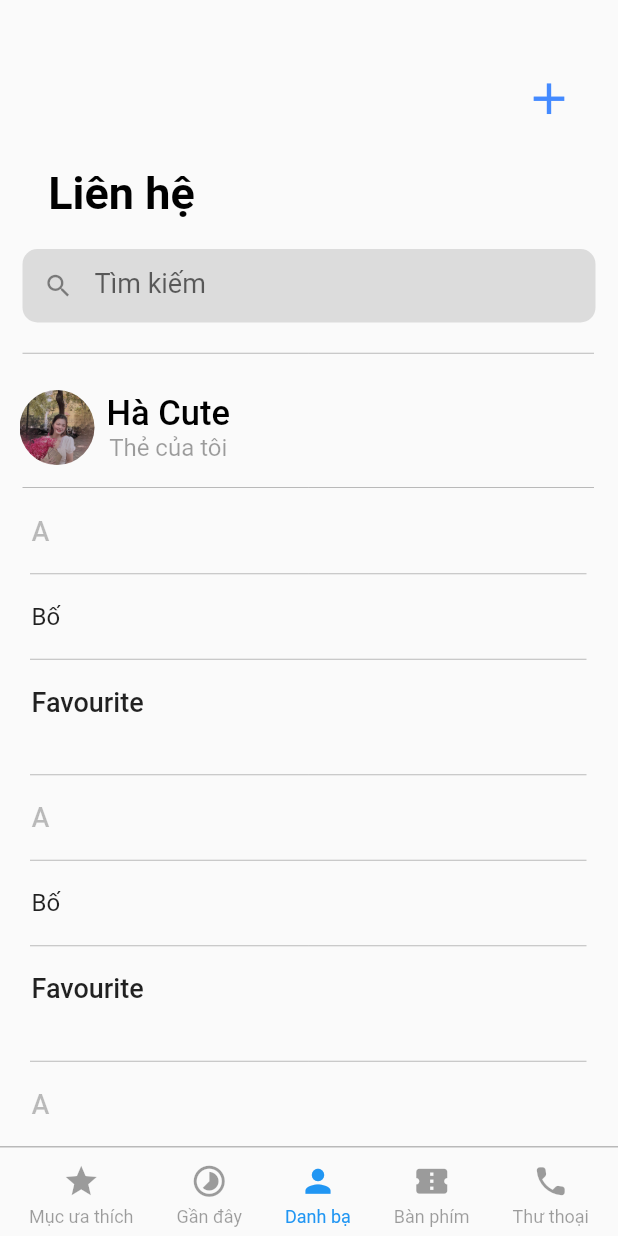
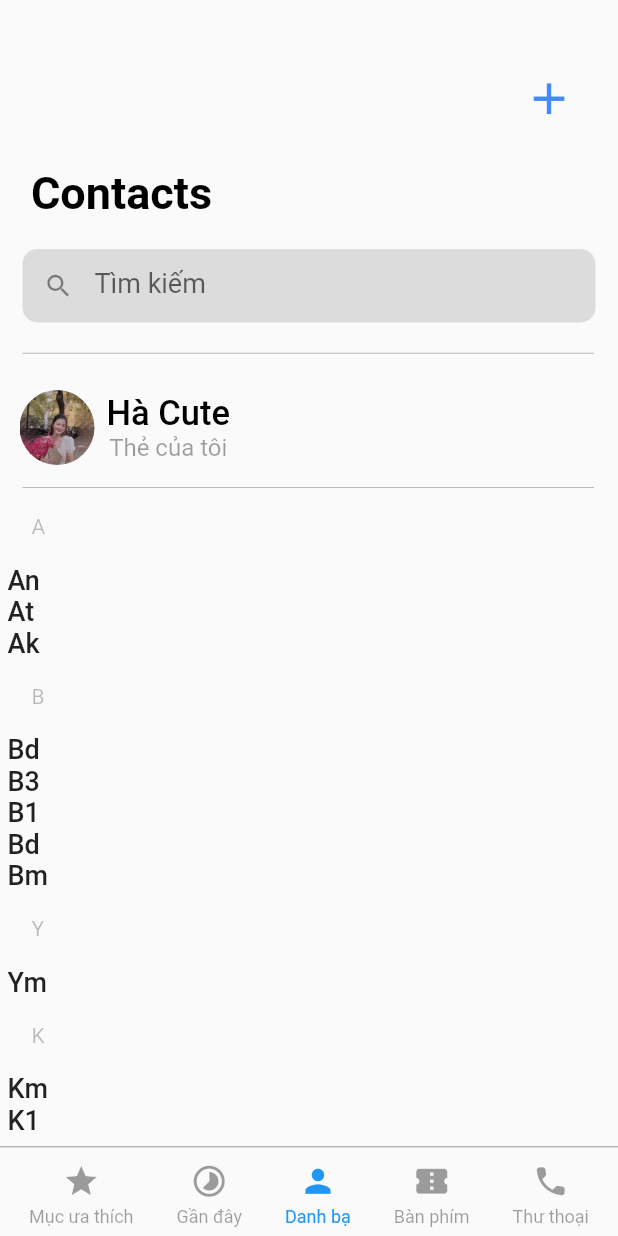
Before and after one commit to Ha1972000/listphone, a Flutter app: the screen it shows after launch, on a phone screen of 412 x 824 dp. Run offline on Flutter 3.47's test engine with Material 2 defaults, Android fonts, the phone set to English and light mode, and no system bars; drawn by our look-alikes of sticky_headers; our stand-ins replace easy_localization, permission_handler; Roboto replaces fonts that are missing (Arial).

Commit message:
First reviewing

```diff
--- /dev/null
+++ b/assets/translations/en-US.json
@@ -0,0 +1,3 @@
+{
+  "contact":"Contacts"
+}
--- /dev/null
+++ b/assets/translations/vi-VI.json
@@ -0,0 +1,3 @@
+{
+  "contact":"Liên hệ"
+}
--- a/lib/model/Contact.dart
+++ b/lib/model/contact.dart
@@ -1,7 +1,7 @@
 class Contact {
   String name;
   String phoneNum;
-  String group;
+  String? group;
 
   Contact(this.name, this.phoneNum, this.group);
 }
--- a/lib/view/homescreen.dart
+++ b/lib/view/home_screen.dart
@@ -1,6 +1,9 @@
+import 'package:easy_localization/easy_localization.dart';
 import 'package:flutter/material.dart';
-import 'package:listphone/model/Contact.dart';
+import 'package:listphone/model/contact.dart';
 import 'package:listphone/view/second.dart';
+import 'package:sticky_headers/sticky_headers.dart';
+import '../view_model/home_screen_viewmodel.dart';
 
 class homeScreen extends StatefulWidget {
   const homeScreen({super.key, required String title});
@@ -10,60 +13,20 @@ class homeScreen extends StatefulWidget {
 }
 
 class _homeScreenState extends State<homeScreen> {
+  HomeScreenViewModel homeScreenViewModel = HomeScreenViewModel();
+
   @override
-  final List<Contact> contacts = [
-    // Contact('Anh', 'Ali'),
-    // Contact('Bố ', 'Bà'),
-    // Contact('Chang', 'Chiến'),
-    // Contact('Dung', 'Dũng'),
-    // Contact('Em', 'Én'),
-    Contact('An', '013456789', "Favourite"),
-    Contact('At', '013456789', "Favourite"),
-    Contact('Ak', '013456789', "Favourite"),
-    Contact('Bd', '013456789', "Favourite"),
-    Contact('B3', '013456789', "Favourite"),
-    Contact('B1', '013456789', "Favourite"),
-    Contact('Bd', '013456789', "Favourite"),
-    Contact('Bm', '013456789', "Favourite"),
-    Contact('Ym', '013456789', "Favourite"),
-    Contact('Km', '013456789', "Favourite"),
-    Contact('K1', '013456789', "Favourite"),
-    Contact('Km', '013456789', "Favourite"),
-  ];
-
-  //   ItemModel("A", "Anh"),
-  //   ItemModel("B", "Bố Hải"),
-  //   ItemModel("", "Bà"),
-  //   ItemModel("C", "Cu Hùng"),
-  //   ItemModel("M", "Mẹ"),
-  //   ItemModel("", "My"),
-  //   ItemModel("L", "Linh"),
-  //   ItemModel("L", "Linh"),
-  //   ItemModel("V", "Vân"),
-  // ];
-
-  List<Contact> filteredContacts = [];
-
   void initState() {
+    setInitationVariable();
     super.initState();
-    filteredContacts = contacts;
   }
 
-  void filterContacts(String query) {
-    setState(() {
-      filteredContacts = contacts
-          .where((contact) =>
-              contact.name.toLowerCase().contains(query.toLowerCase()))
-          .toList();
-    });
+  void setInitationVariable() {
+    homeScreenViewModel.filteredContacts = homeScreenViewModel.contacts;
   }
 
   @override
   Widget build(BuildContext context) {
-    contacts.sort((a, b) => a.name.compareTo(b.name));
-
-    // double topPadding = MediaQuery.of(context).padding.top;
-
     return Scaffold(
       body: Padding(
         padding: const EdgeInsets.all(5.0),
@@ -79,19 +42,33 @@ class _homeScreenState extends State<homeScreen> {
               color: Colors.blueAccent,
             ),
           ),
-          Padding(
-            padding: EdgeInsets.only(right: 250, top: 10, bottom: 10),
-            child: Text("Liên hệ",
-                style: TextStyle(
-                    color: Colors.black,
-                    fontSize: 30,
-                    fontWeight: FontWeight.w700)),
+          InkWell(
+            onTap: () {
+              context.setLocale(Locale('en', 'US'));
+              // context.resetLocale();
+              setState(() {});
+            },
+            onDoubleTap: () {
+              context.setLocale(Locale('vi', 'VI'));
+              // context.resetLocale();
+              setState(() {});
+            },
+            child: Padding(
+              padding: EdgeInsets.only(right: 250, top: 10, bottom: 10),
+              child: Text("contact",
+                  style: TextStyle(
+                      color: Colors.black,
+                      fontSize: 30,
+                      fontWeight: FontWeight.w700)).tr(),
+            ),
           ),
           Padding(
             padding: const EdgeInsets.all(10.0),
             child: TextField(
               onChanged: (query) {
-                filterContacts(query);
+                setState(() {
+                  homeScreenViewModel.updateListContact(query);
+                });
               },
               style: TextStyle(
                 fontFamily: 'Arial',
@@ -111,7 +88,7 @@ class _homeScreenState extends State<homeScreen> {
                 //     OutlineInputBorder(borderRadius: BorderRadius.circular(15)),
                 labelText: 'Tìm kiếm',
 
-                prefixIcon: Icon(Icons.search,size: 20),
+                prefixIcon: Icon(Icons.search, size: 20),
               ),
             ),
           ),
@@ -158,26 +135,24 @@ class _homeScreenState extends State<homeScreen> {
               ],
             ),
           ),
-
           Padding(
-            padding:
-                const EdgeInsets.only(left: 10, right: 10),
-            child:Divider(
+            padding: const EdgeInsets.only(left: 10, right: 10),
+            child: Divider(
               // Đường kẻ ngang
               endIndent: 1,
               height: 2.0,
               color: Colors.black26,
             ),
           ),
-          Expanded(
+          /*Expanded(
             child: ListView.builder(
-              itemCount: contacts.length,
+              itemCount: homeScreenViewModel.filteredContacts.length,
               itemBuilder: (context, index) {
                 // Contact currentContact = contacts[index];
-                final item = filteredContacts[index];
+                final item = homeScreenViewModel.filteredContacts[index];
 
                 Contact? previousContact =
-                    index > 0 ? contacts[index - 1] : null;
+                    index > 0 ? homeScreenViewModel.filteredContacts[index - 1] : null;
 
                 // Check if the current contact's name starts with a different letter
                 bool isDifferentLetter = previousContact != null &&
@@ -218,14 +193,6 @@ class _homeScreenState extends State<homeScreen> {
                       );
                     },
                   ),
-                //   ListTile(
-                //
-                //
-                //     title: Text(item.name, style: TextStyle(
-                // fontSize: 18, fontWeight: FontWeight.w500),
-                // ),
-                //
-                //   ),
                   Padding(
                     padding: const EdgeInsets.only(right: 15,left: 15,),
                     child: Divider(
@@ -236,7 +203,7 @@ class _homeScreenState extends State<homeScreen> {
                     ),
                   ),
                   ListTile(
-                    title: Text(item.group,style: TextStyle(
+                    title: Text(item.group.toString(),style: TextStyle(
                         fontSize: 18, fontWeight: FontWeight.w500),),
                   ),
                   Padding(
@@ -248,27 +215,23 @@ class _homeScreenState extends State<homeScreen> {
                       color: Colors.black26,
                     ),
                   ),
-                  // final item = filteredContacts[index];
-                  // return Column(children: <Widget>[
-                  //   ListTile(
-                  //     title: Padding(
-                  //       padding: const EdgeInsets.all(0.0),
-                  //       child: Text(item.name,
-                  //           style: TextStyle(
-                  //               color: Colors.black26,
-                  //               fontWeight: FontWeight.w700)),
-                  //     ),
-                  //     subtitle: Text(item.adress,
-                  //         style: TextStyle(
-                  //             color: Colors.black,
-                  //             fontSize: 18,
-                  //             fontWeight: FontWeight.w700)),
-                  //   ),
-
                 ]);
               },
             ),
-          ),
+          ),*/
+          Expanded(
+              child: ListView.builder(
+                  itemCount: homeScreenViewModel.filteredContacts.length,
+                  itemBuilder: (context, index) {
+                    return StickyHeader(
+                      header: getItemIcon(index),
+                      content: Text(
+                        homeScreenViewModel.filteredContacts[index].name,
+                        style: const TextStyle(
+                            fontSize: 18, fontWeight: FontWeight.w500),
+                      ),
+                    );
+                  }))
         ]),
       ),
       bottomNavigationBar: Container(
@@ -395,4 +358,29 @@ class _homeScreenState extends State<homeScreen> {
       ),
     );
   }
+
+  Widget getItemIcon(index) {
+    //TODO:Change UI of this
+    return (index == 0 ||
+            homeScreenViewModel.filteredContacts[index].name[0] !=
+                homeScreenViewModel.filteredContacts[index - 1].name[0])
+        ? Container(
+            height: 50.0,
+            padding: EdgeInsets.symmetric(horizontal: 16.0),
+            alignment: Alignment.centerLeft,
+            child: Text(
+              homeScreenViewModel.filteredContacts[index].name[0],
+              style: const TextStyle(color: Colors.black26),
+            ),
+          )
+        : Container(
+            height: 0.0,
+            padding: EdgeInsets.symmetric(horizontal: 16.0),
+            alignment: Alignment.centerLeft,
+            child: Text(
+              'Header #$index',
+              style: const TextStyle(color: Colors.black26),
+            ),
+          );
+  }
 }
--- /dev/null
+++ b/lib/view_model/base_viewmodel.dart
@@ -0,0 +1,5 @@
+import 'package:flutter/foundation.dart';
+
+class BaseViewModel extends ChangeNotifier {
+  // Add common properties and methods that you want to share across ViewModels here.
+}
--- /dev/null
+++ b/lib/view_model/home_screen_viewmodel.dart
@@ -0,0 +1,35 @@
+import 'package:flutter/foundation.dart';
+import '../model/contact.dart';
+import 'base_viewmodel.dart'; // Import the base ViewModel
+
+class HomeScreenViewModel extends BaseViewModel {
+  // Add properties specific to this ViewModel.
+
+  String _data = "Initial Data";
+  String get data => _data;
+
+  final List<Contact> contacts = [
+    Contact('An', '013456789', "Favourite"),
+    Contact('At', '013456789', null),
+    Contact('Ak', '013456789', null),
+    Contact('Bd', '013456789', null),
+    Contact('B3', '013456789', null),
+    Contact('B1', '013456789', null),
+    Contact('Bd', '013456789', null),
+    Contact('Bm', '013456789', null),
+    Contact('Ym', '013456789', null),
+    Contact('Km', '013456789', null),
+    Contact('K1', '013456789', "Favourite"),
+    Contact('Km', '013456789', null),
+  ];
+  List<Contact> filteredContacts = [];
+
+  // Example method to update data in the ViewModel.
+  void updateListContact(String input) {
+    filteredContacts = contacts
+        .where((contact) =>
+        contact.name.toLowerCase().contains(input.toLowerCase())).cast<Contact>()
+        .toList();
+    notifyListeners(); // Notify listeners of changes to update the UI.
+  }
+}
--- a/pubspec.yaml
+++ b/pubspec.yaml
@@ -36,6 +36,7 @@ dependencies:
   # The following adds the Cupertino Icons font to your application.
   # Use with the CupertinoIcons class for iOS style icons.
   cupertino_icons: ^1.0.2
+  easy_localization: ^3.0.3
 
 dev_dependencies:
   flutter_test:
@@ -51,6 +52,7 @@ dev_dependencies:
   sticky_grouped_list: ^3.1.0
   permission_handler: ^10.4.0
   url_launcher: ^6.0.11
+  sticky_headers: ^0.3.0+2
 
 # For information on the generic Dart part of this file, see the
 # following page: https://dart.dev/tools/pub/pubspec
@@ -66,6 +68,7 @@ flutter:
   # To add assets to your application, add an assets section, like this:
   assets:
     - assets/
+    - assets/translations/
 
   # An image asset can refer to one or more resolution-specific "variants", see
   # https://flutter.dev/assets-and-images/#resolution-aware
```
Also changed, not shown: lib/main.dart (+18 -6 lines), pubspec.lock, 3 other files.
